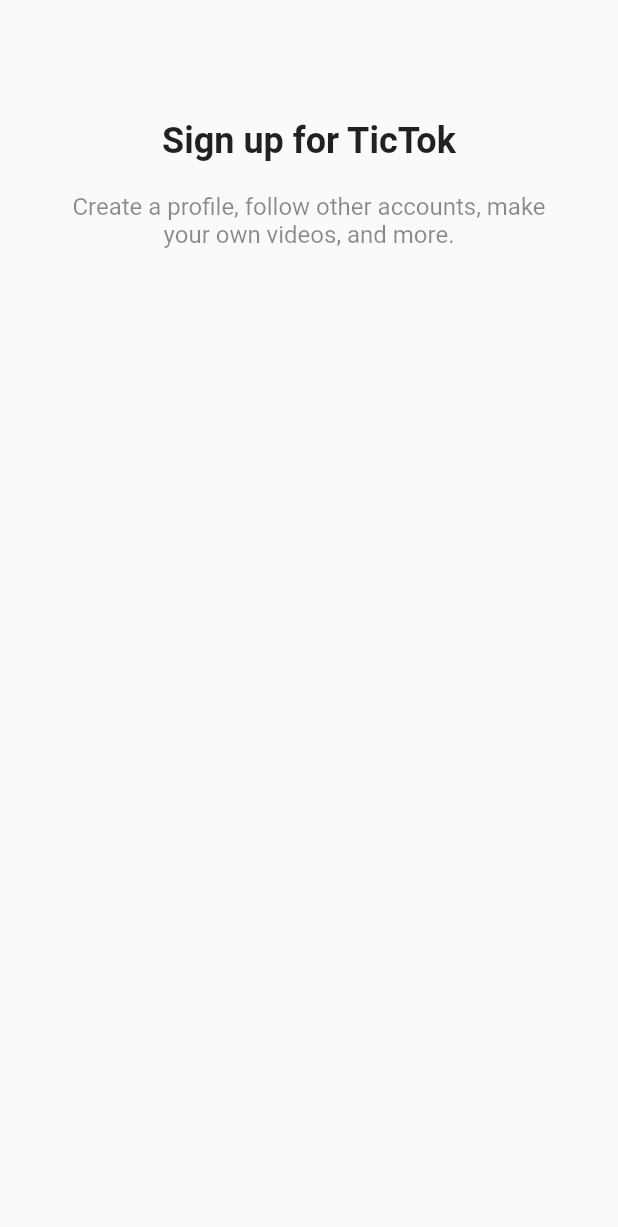
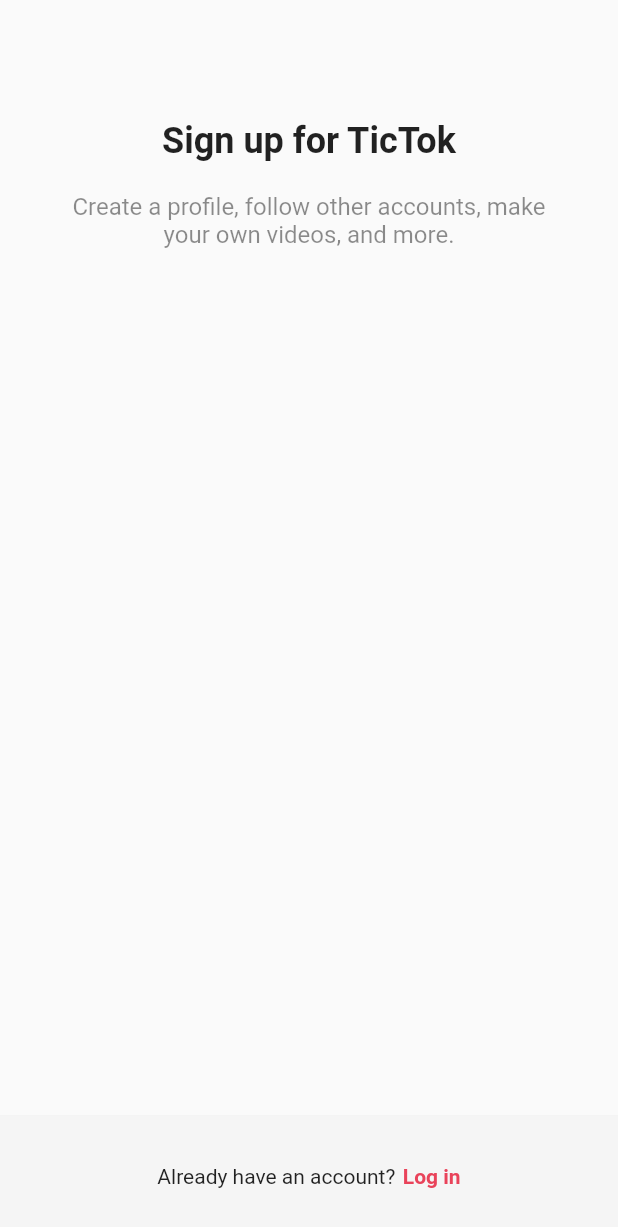
Before and after one commit to woochan94/Study_Flutter_TikTok_Clone, a Flutter app: the screen it shows after launch, on a phone screen of 412 x 824 dp. Shown: the top 1227 px of the screen. Run offline on Flutter 3.47's test engine with Material 2 defaults, Android fonts, the phone set to English and light mode, and no system bars.

Commit message:
Design: Add bottomTabNavigator in signup screen and design ui (WIP)

```diff
--- a/lib/screens/sign_up/sign_up_screen.dart
+++ b/lib/screens/sign_up/sign_up_screen.dart
@@ -7,8 +7,8 @@ class SignUpScreen extends StatelessWidget {
 
   @override
   Widget build(BuildContext context) {
-    return const Scaffold(
-      body: SafeArea(
+    return Scaffold(
+      body: const SafeArea(
         child: Padding(
           padding: EdgeInsets.symmetric(
             horizontal: Sizes.size40,
@@ -37,6 +37,29 @@ class SignUpScreen extends StatelessWidget {
           ),
         ),
       ),
+      bottomNavigationBar: BottomAppBar(
+        elevation: 1,
+        color: Colors.grey.shade100,
+        child: Padding(
+          padding: const EdgeInsets.symmetric(
+            vertical: Sizes.size32,
+          ),
+          child: Row(
+            mainAxisAlignment: MainAxisAlignment.center,
+            children: [
+              const Text('Already have an account?'),
+              Gaps.h5,
+              Text(
+                'Log in',
+                style: TextStyle(
+                  color: Theme.of(context).primaryColor,
+                  fontWeight: FontWeight.w600,
+                ),
+              ),
+            ],
+          ),
+        ),
+      ),
     );
   }
 }
```
